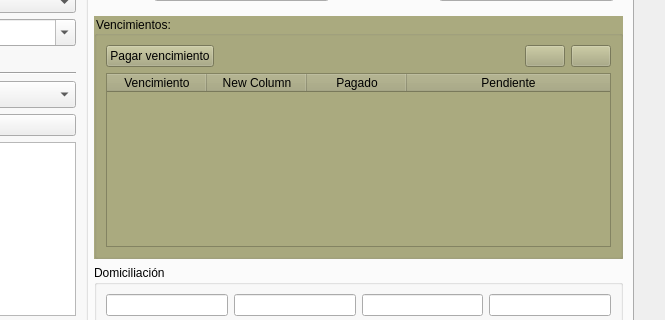
arcnexus/RedFoX, file RedFoX/Zona_Compras/frmfacturasproveedor.ui: the form before one commit; both pictures show x 472 to 1137 and y 169 to 489 of the 1137 by 602 pixel window.
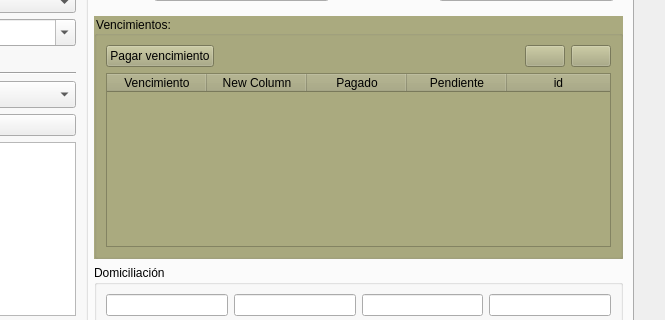
The form after the commit. The open tabs and pages were chosen to show the change. Icons and pictures are not drawn.

Commit message: Borrar y pagar vencimiento desde factura proveedor

```diff
--- a/RedFoX/Zona_Compras/frmfacturasproveedor.ui
+++ b/RedFoX/Zona_Compras/frmfacturasproveedor.ui
@@ -824,6 +824,11 @@
                   <string>Pendiente</string>
                  </property>
                 </column>
+                <column>
+                 <property name="text">
+                  <string>id</string>
+                 </property>
+                </column>
                </widget>
               </item>
              </layout>
```
Left out of the diff: 2 changed lines with no effect on the pictures. The commit also changes 1 other file.
